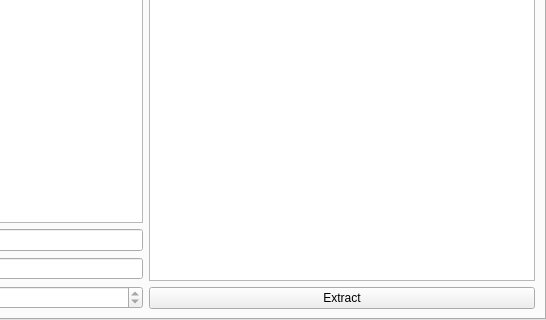
This is ui/mainwindow.ui in FPtje/gmosh as Qt 5 draws it before an edit; both pictures show x 254 to 800 and y 323 to 643 of the 800 by 643 pixel window. The edited form follows.
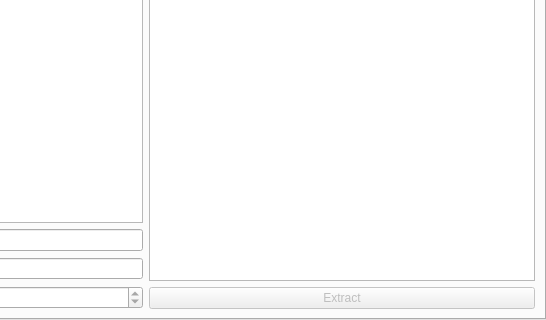
This is the edited form.

Commit message: Store path in nodes

Diff of the .ui file:
```diff
--- a/ui/mainwindow.ui
+++ b/ui/mainwindow.ui
@@ -615,6 +615,9 @@
            <layout class="QVBoxLayout" name="verticalLayout_4">
             <item>
              <widget class="QPushButton" name="gmaExtract">
+              <property name="enabled">
+               <bool>false</bool>
+              </property>
               <property name="text">
                <string>Extract</string>
               </property>
```
The commit also changes 1 other file.
